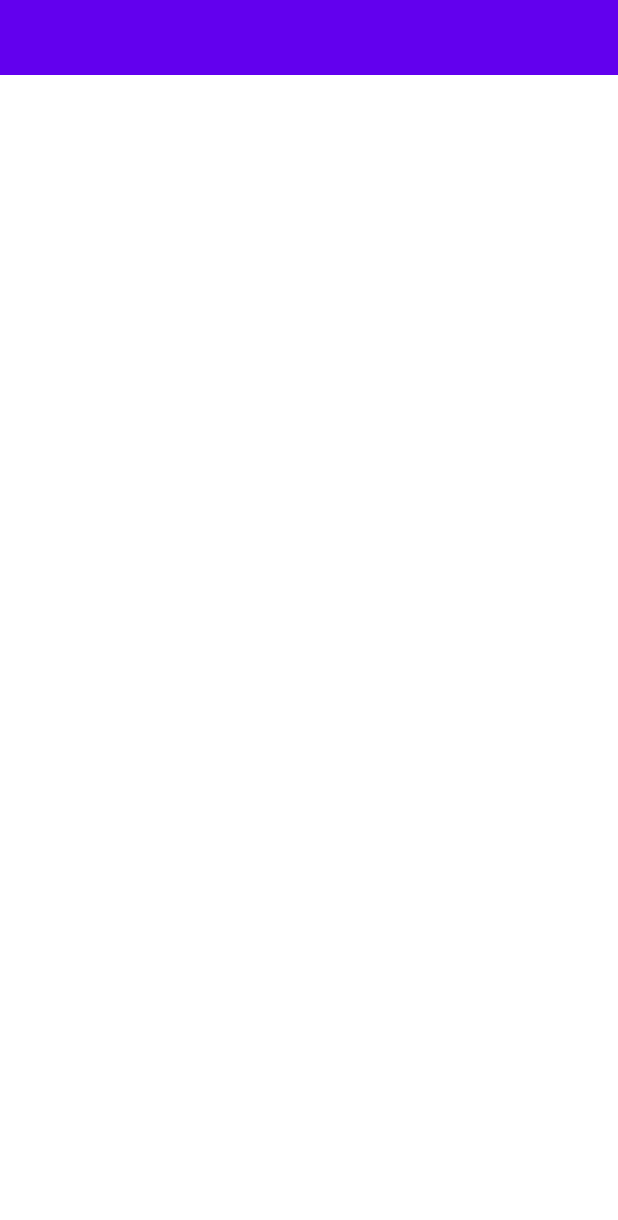
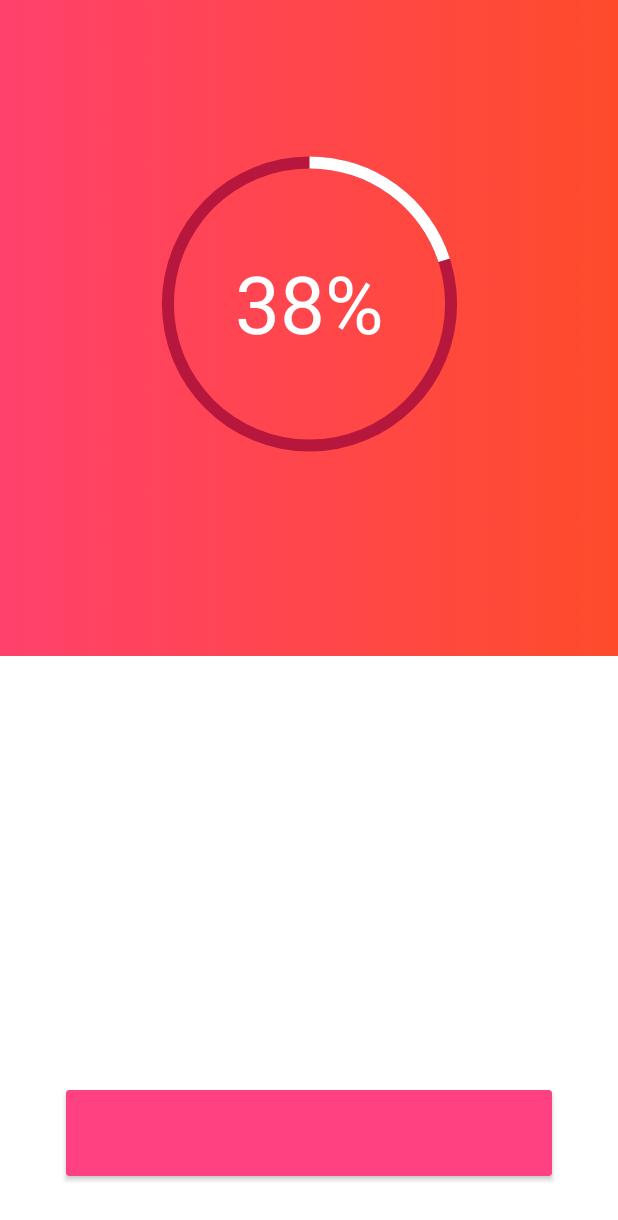
Before and after one commit to XiPu99/hack-duke-2018, an Android app: the layout main_screen.xml on its own in the app's theme, with its tools: preview values and no code run, on a phone screen of 412 x 824 dp. Shown: the top 1220 px of the screen. Run offline under Robolectric (Android 15) with nearby library versions, the phone set to English and light mode, and no system bars; plain views replace FrameLayout.

Commit message:
add main screen UI

```diff
--- a/app/src/main/java/somethingmonkey/hackduke/DatePickerFragment.java
+++ b/app/src/main/java/somethingmonkey/hackduke/DatePickerFragment.java
@@ -3,6 +3,7 @@ package somethingmonkey.hackduke;
 import android.app.DatePickerDialog;
 import android.app.Dialog;
 import android.os.Bundle;
+import android.support.v4.app.DialogFragment;
 import android.widget.DatePicker;
 import android.widget.TextView;
 import android.widget.Toast;
@@ -14,7 +15,6 @@ import java.util.Calendar;
 import java.util.Date;
 import java.util.Locale;
 
-import androidx.fragment.app.DialogFragment;
 
 public class DatePickerFragment extends DialogFragment
         implements DatePickerDialog.OnDateSetListener {
--- a/app/src/main/java/somethingmonkey/hackduke/ScreenSlidePagerActivity.java
+++ b/app/src/main/java/somethingmonkey/hackduke/ScreenSlidePagerActivity.java
@@ -1,11 +1,9 @@
 package somethingmonkey.hackduke;
 
+import android.app.Activity;
 import android.os.Bundle;
 
-import androidx.appcompat.app.AppCompatActivity;
-
-
-public class ScreenSlidePagerActivity extends AppCompatActivity {
+public class ScreenSlidePagerActivity extends Activity {
 
     @Override
     protected void onCreate(Bundle savedInstanceState) {
--- a/app/src/main/res/drawable/circle_shape.xml
+++ b/app/src/main/res/drawable/circle_shape.xml
@@ -3,9 +3,9 @@
     xmlns:android="http://schemas.android.com/apk/res/android"
     android:shape="ring"
     android:innerRadiusRatio="2.5"
-    android:thickness="1dp"
+    android:thickness="8dp"
     android:useLevel="false">
 
-    <solid android:color="#CCC" />
+    <solid android:color="#b7173c"/>
 
 </shape>
--- a/app/src/main/res/drawable/circular_progress_bar.xml
+++ b/app/src/main/res/drawable/circular_progress_bar.xml
@@ -5,13 +5,13 @@
     <shape
         android:innerRadiusRatio="2.5"
         android:shape="ring"
-        android:thickness="10dp"
+        android:thickness="8dp"
         android:useLevel="true"><!-- this line fixes the issue for lollipop api 21 -->
 
         <gradient
             android:angle="0"
-            android:endColor="#000000"
-            android:startColor="#007DD6"
+            android:endColor="#FFFFFF"
+            android:startColor="#FFFFFF"
             android:type="sweep"
             android:useLevel="false" />
     </shape>
--- a/app/src/main/res/layout/gender.xml
+++ b/app/src/main/res/layout/gender.xml
@@ -27,10 +27,8 @@
         app:layout_constraintStart_toStartOf="parent"
         tools:textColorLink="@color/colorAccent"/>
 
-
     <!-- Main content -->
-
-    <com.google.android.material.floatingactionbutton.FloatingActionButton
+    <android.support.design.widget.FloatingActionButton
         android:id="@+id/next_button"
         android:layout_width="66dp"
         android:layout_height="55dp"
--- a/app/src/main/res/layout/main_screen.xml
+++ b/app/src/main/res/layout/main_screen.xml
@@ -1,4 +1,117 @@
 <?xml version="1.0" encoding="utf-8"?>
+<!-- Layout to contain contents of main body of screen (drawer will slide over this) -->
+<android.support.v4.widget.DrawerLayout xmlns:android="http://schemas.android.com/apk/res/android"
+                                        xmlns:app="http://schemas.android.com/apk/res-auto"
+                                        xmlns:tools="http://schemas.android.com/tools"
+                                        android:id="@+id/drawer_layout"
+                                        android:layout_width="match_parent"
+                                        android:layout_height="match_parent"
+                                        android:fitsSystemWindows="true">
+
+    <android.support.constraint.ConstraintLayout
+        android:layout_width="match_parent"
+        android:layout_height="match_parent">
+
+        <FrameLayout
+            android:id="@+id/content_frame"
+            android:layout_width="match_parent"
+            android:layout_height="437dp"
+            android:layout_marginBottom="152dp"
+            android:background="@drawable/burning_orange"
+            app:layout_constraintBottom_toBottomOf="parent"
+            app:layout_constraintStart_toStartOf="parent"
+            app:layout_constraintTop_toTopOf="parent"
+            app:layout_constraintVertical_bias="0.0">
+
+            <android.support.constraint.ConstraintLayout
+                android:layout_width="match_parent"
+                android:layout_height="519dp">
+
+                <TextView
+                    android:id="@+id/textView2"
+                    android:layout_width="130dp"
+                    android:layout_height="96dp"
+                    android:layout_marginBottom="8dp"
+                    android:layout_marginEnd="8dp"
+                    android:layout_marginStart="8dp"
+                    android:layout_marginTop="8dp"
+                    android:gravity="center"
+                    android:text="38%"
+                    android:textColor="@color/white"
+                    android:textSize="24pt"
+                    app:layout_constraintBottom_toBottomOf="@+id/progressBar"
+                    app:layout_constraintEnd_toEndOf="@+id/progressBar"
+                    app:layout_constraintHorizontal_bias="0.504"
+                    app:layout_constraintStart_toStartOf="@+id/progressBar"
+                    app:layout_constraintTop_toTopOf="@+id/progressBar"
+                    app:layout_constraintVertical_bias="0.492"/>
+
+                <ProgressBar
+                    android:id="@+id/progressBar"
+                    style="?android:attr/progressBarStyleHorizontal"
+                    android:layout_width="226dp"
+                    android:layout_height="217dp"
+                    android:layout_gravity="center"
+                    android:layout_marginBottom="8dp"
+                    android:layout_marginEnd="8dp"
+                    android:layout_marginStart="8dp"
+                    android:layout_marginTop="64dp"
+                    android:background="@drawable/circle_shape"
+                    android:indeterminate="false"
+                    android:max="100"
+                    android:progress="20"
+                    android:progressDrawable="@drawable/circular_progress_bar"
+                    app:layout_constraintBottom_toBottomOf="parent"
+                    app:layout_constraintEnd_toEndOf="parent"
+                    app:layout_constraintStart_toStartOf="parent"
+                    app:layout_constraintTop_toTopOf="parent"
+                    app:layout_constraintVertical_bias="0.13"/>
+
+            </android.support.constraint.ConstraintLayout>
+
+            <android.support.v7.widget.Toolbar
+                android:id="@+id/toolbar"
+                android:layout_width="match_parent"
+                android:layout_height="wrap_content"
+                android:layout_marginBottom="200dp"
+                android:theme="@style/ThemeOverlay.AppCompat.ActionBar"/>
+
+        </FrameLayout>
+    </android.support.constraint.ConstraintLayout>
+
+    <!-- Your contents -->
+
+    <android.support.constraint.ConstraintLayout
+        android:layout_width="match_parent"
+        android:layout_height="match_parent">
+
+        <android.support.v7.widget.CardView
+            android:id="@+id/cardView"
+            android:layout_width="324dp"
+            android:layout_height="57dp"
+            android:layout_marginBottom="40dp"
+            android:layout_marginEnd="8dp"
+            android:layout_marginStart="8dp"
+            app:cardBackgroundColor="@color/colorAccent"
+            app:layout_constraintBottom_toBottomOf="parent"
+            app:layout_constraintEnd_toEndOf="parent"
+            app:layout_constraintStart_toStartOf="parent"/>
+    </android.support.constraint.ConstraintLayout>
+
+    <android.support.design.widget.NavigationView
+        android:id="@+id/navigation"
+        android:layout_width="300dp"
+        android:layout_height="match_parent"
+        app:headerLayout="@layout/nav_header"
+        android:layout_gravity="start"
+        app:menu="@menu/drawer_menu">
+
+    </android.support.design.widget.NavigationView>
+
+</android.support.v4.widget.DrawerLayout>
+
+
+
 <!--<android.support.constraint.ConstraintLayout-->
     <!--xmlns:android="http://schemas.android.com/apk/res/android"-->
     <!--xmlns:tools="http://schemas.android.com/tools"-->
@@ -6,42 +119,6 @@
     <!--android:layout_height="match_parent"-->
     <!--tools:context=".MainActivity">-->
 
-    <!--<ProgressBar-->
-        <!--android:id="@+id/progressBar"-->
-        <!--android:layout_width="200dp"-->
-        <!--android:layout_height="200dp"-->
-        <!--android:indeterminate="false"-->
-        <!--android:progressDrawable="@drawable/circular_progress_bar"-->
-        <!--android:background="@drawable/circle_shape"-->
-        <!--style="?android:attr/progressBarStyleHorizontal"-->
-        <!--android:max="100"-->
-        <!--android:progress="20" />-->
+
 
 <!--</android.support.constraint.ConstraintLayout>-->
-
-<android.support.design.widget.FrameLayout
-    android:layout_width="match_parent"
-    android:layout_height="match_parent"
-    xmlns:android="http://schemas.android.com/apk/res/android"
-    xmlns:app="http://schemas.android.com/apk/res-auto">
-
-    <!-- Scrollable view here -->
-
-    <com.google.android.material.appbar.AppBarLayout
-        android:layout_width="match_parent"
-        android:layout_height="50dp">
-
-        <com.google.android.material.appbar.CollapsingToolbarLayout
-            android:layout_width="match_parent"
-            android:layout_height="match_parent"
-            app:contentScrim="?attr/colorPrimary"
-            app:expandedTitleGravity="top"
-            app:layout_scrollFlags="scroll|exitUntilCollapsed|snap">
-
-            <android.support.v7.widget.Toolbar
-                android:layout_width="match_parent"
-                android:layout_height="?attr/actionBarSize"
-                app:layout_collapseMode="pin"/>
-        </com.google.android.material.appbar.CollapsingToolbarLayout>
-    </com.google.android.material.appbar.AppBarLayout>
-</android.support.design.widget.FrameLayout>
--- /dev/null
+++ b/app/src/main/res/menu/drawer_menu.xml
@@ -0,0 +1,17 @@
+<?xml version="1.0" encoding="utf-8"?>
+<menu xmlns:android="http://schemas.android.com/apk/res/android" >
+    <group android:checkableBehavior="single">
+        <item
+            android:id="@+id/nav_camera"
+            android:title="import" />
+        <item
+            android:id="@+id/nav_gallery"
+            android:title="gallery" />
+        <item
+            android:id="@+id/nav_slideshow"
+            android:title="slideshow" />
+        <item
+            android:id="@+id/nav_manage"
+            android:title="tools" />
+    </group>
+</menu>
--- a/gradle.properties
+++ b/gradle.properties
@@ -7,6 +7,8 @@
 # Specifies the JVM arguments used for the daemon process.
 # The setting is particularly useful for tweaking memory settings.
 org.gradle.jvmargs=-Xmx1536m
+android.useAndroidX=true
+android.enableJetifier=true
 # When configured, Gradle will run in incubating parallel mode.
 # This option should only be used with decoupled projects. More details, visit
 # http://www.gradle.org/docs/current/userguide/multi_project_builds.html#sec:decoupled_projects
```
Also changed, not shown: app/build.gradle (+10 -5 lines), app/src/main/AndroidManifest.xml (+6 -2 lines), app/src/main/java/somethingmonkey/hackduke/BirthdayPickerActivity.java (+9 -3 lines), app/src/main/java/somethingmonkey/hackduke/GenderPickerActivity.java (+4 -5 lines), app/src/main/java/somethingmonkey/hackduke/MainActivity.java (+23 -7 lines), app/src/main/java/somethingmonkey/hackduke/MainScreenActivity.java (added, +40 -0 lines), app/src/main/res/layout/birthday.xml (+21 -8 lines), app/src/main/res/layout/name.xml (+10 -6 lines), app/src/main/res/layout/nav_header.xml (added, +17 -0 lines), app/src/main/res/drawable/bars_solid.png (added), app/src/main/res/drawable/burning_orange.jpg (added).
